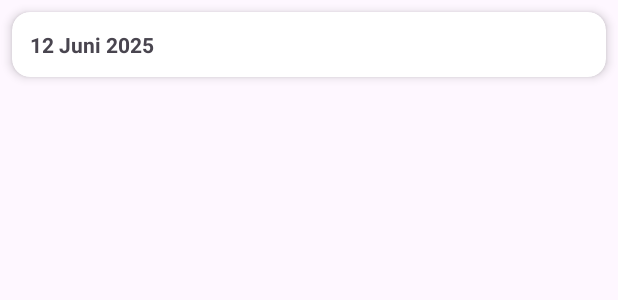
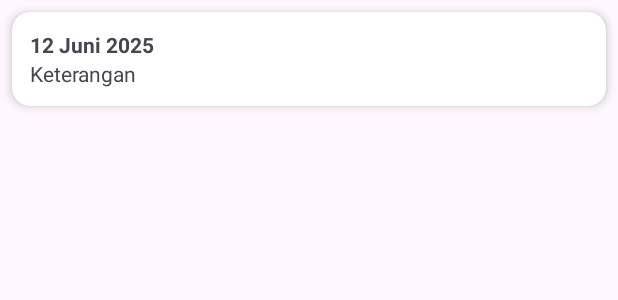
Before and after one commit to Erland11/LockPocket_ProjectPM, an Android app: the layout item_riwayat.xml on its own in the app's theme, with its tools: preview values and no code run, on a phone screen of 412 x 824 dp. Shown: the top 300 px of the screen. Run offline under Robolectric (Android 15) with nearby library versions, the phone set to English and light mode, and no system bars.

Commit message:
menambah query textview tampilan keterangan uang masuk atau keluar

```diff
--- a/app/src/main/res/layout/item_riwayat.xml
+++ b/app/src/main/res/layout/item_riwayat.xml
@@ -19,6 +19,12 @@
             android:text="12 Juni 2025"
             android:textStyle="bold"
             android:textSize="14sp" />
+        <TextView
+            android:id="@+id/tvKeterangan"
+            android:layout_width="wrap_content"
+            android:layout_height="wrap_content"
+            android:text="Keterangan"
+            android:textSize="14sp" />
 
     </LinearLayout>
 </androidx.cardview.widget.CardView>
```
